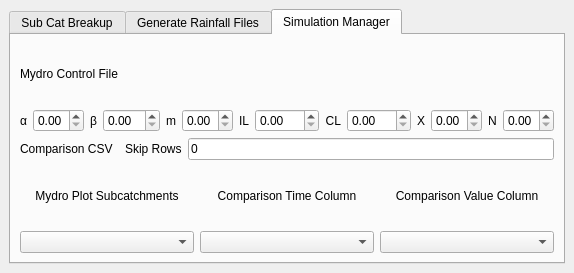
CallanSchonrock/Mydro, file QMydro/QMydro_dockwidget_base.ui: the form before one commit.
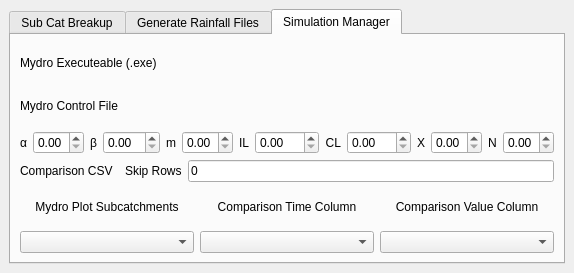
The form after the commit. The open tabs and pages were chosen to show the change. Custom widgets are drawn as their Qt base class.

```diff
--- a/QMydro/QMydro_dockwidget_base.ui
+++ b/QMydro/QMydro_dockwidget_base.ui
@@ -438,6 +438,20 @@
        <layout class="QVBoxLayout" name="verticalLayout_7">
         <item>
          <layout class="QVBoxLayout" name="verticalLayout_6">
+          <item>
+           <layout class="QHBoxLayout" name="horizontalLayout_15">
+            <item>
+             <widget class="QLabel" name="label_22">
+              <property name="text">
+               <string>Mydro Executeable (.exe)</string>
+              </property>
+             </widget>
+            </item>
+            <item>
+             <widget class="QgsFileWidget" name="mydroExe"/>
+            </item>
+           </layout>
+          </item>
           <item>
            <layout class="QHBoxLayout" name="horizontalLayout_9">
             <item>
```
